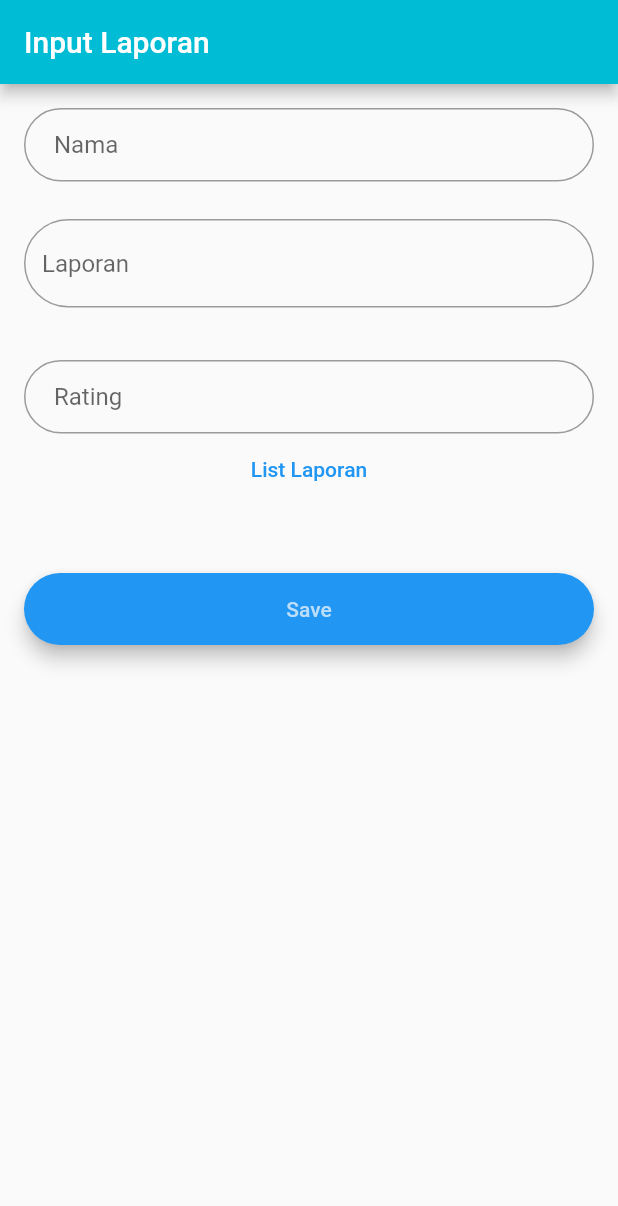
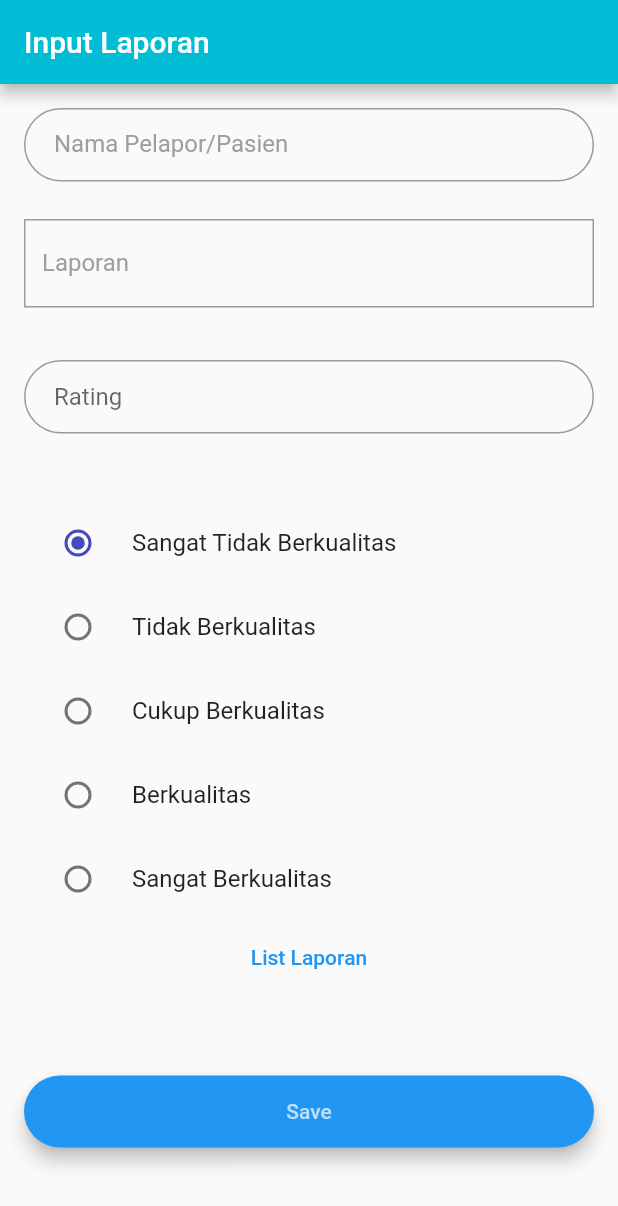
Before and after one commit to suluharwani/sipemas-android, a Flutter app: the AddPage screen opened directly, on a phone screen of 412 x 824 dp. Shown: the top 1206 px of the screen. Run offline on Flutter 3.47's test engine with Material 2 defaults, Android fonts, the phone set to English and light mode, and no system bars; our stand-ins replace bloc, cached_network_image, cloud_firestore, file_picker, firebase_auth, firebase_core and 6 more; missing offline and left inert: flutter_facebook_auth, the_apple_sign_in; accounts and stored records are empty.

```diff
--- a/lib/ui/page/addpage.dart
+++ b/lib/ui/page/addpage.dart
@@ -1,14 +1,12 @@
 import 'package:firebase_auth/firebase_auth.dart';
-import 'package:flutter/physics.dart';
+import 'package:flutter/material.dart';
 import 'package:flutter_login_screen/ui/page/listpage.dart';
-import 'package:flutter/material.dart';
+
 // import '../../model/user.dart';
 import '../../services/firebase_crud.dart';
 
-class AddPage extends StatefulWidget{
-
-
-@override
+class AddPage extends StatefulWidget {
+  @override
   State<StatefulWidget> createState() {
     // TODO: implement createState
     return _AddPage();
@@ -44,23 +42,26 @@ class _AddPage extends State<AddPage> {
   final GlobalKey<FormState> _formKey = GlobalKey<FormState>();
   void initState() {
     // TODO: implement initState
-    _laporan_nama.value =
-        TextEditingValue(text: user!.displayName.toString());
+    _laporan_nama.value = TextEditingValue(text: user!.displayName.toString());
   }
+
   @override
   Widget build(BuildContext context) {
     print(user);
     final nameField = TextFormField(
         controller: _laporan_nama,
-
         readOnly: false,
         autofocus: false,
         decoration: InputDecoration(
             contentPadding: const EdgeInsets.fromLTRB(20.0, 15.0, 20.0, 15.0),
-            hintText: "Nama",
+            hintText: "Nama Pelapor/Pasien",
+            labelText: "Nama Pelapor/Pasien",
+            labelStyle: TextStyle(
+              color: Colors.grey,
+            ),
             border:
                 OutlineInputBorder(borderRadius: BorderRadius.circular(32.0))));
-    final positionField = TextFormField(
+    final laporanField = TextFormField(
         controller: _laporan_pengaduan,
         autofocus: false,
         validator: (value) {
@@ -72,8 +73,12 @@ class _AddPage extends State<AddPage> {
             // contentPadding: const EdgeInsets.fromLTRB(20.0, 15.0, 20.0, 15.0),
 
             hintText: "Laporan",
+            labelText: "Laporan",
+            labelStyle: TextStyle(
+              color: Colors.grey,
+            ),
             border:
-                OutlineInputBorder(borderRadius: BorderRadius.circular(32.0))));
+                OutlineInputBorder(borderRadius: BorderRadius.circular(0.0))));
     final contactField = TextFormField(
         controller: _laporan_rating,
         autofocus: false,
@@ -110,9 +115,9 @@ class _AddPage extends State<AddPage> {
         onPressed: () async {
           if (_formKey.currentState!.validate()) {
             var response = await FirebaseCrud.addLaporan(
-
                 nama: _laporan_nama.text,
                 pengaduan: _laporan_pengaduan.text,
+                // rating: _laporan_rating.text,
                 rating: _laporan_rating.text,
                 iduser: user!.uid,
                 jenis_kelamin: 'L',
@@ -159,18 +164,19 @@ class _AddPage extends State<AddPage> {
               key: _formKey,
               child: Padding(
                 padding: const EdgeInsets.all(16.0),
-
                 child: Column(
                   crossAxisAlignment: CrossAxisAlignment.center,
                   mainAxisAlignment: MainAxisAlignment.center,
                   children: <Widget>[
                     nameField,
                     const SizedBox(height: 25.0),
-                    positionField,
+                    laporanField,
                     const SizedBox(height: 35.0),
                     contactField,
+                    const SizedBox(height: 45.0),
+                    RadioListRating(),
                     viewListbutton,
-                    const SizedBox(height: 45.0),
+                    const SizedBox(height: 55.0),
                     SaveButon,
                     const SizedBox(height: 15.0),
                   ],
@@ -183,3 +189,74 @@ class _AddPage extends State<AddPage> {
     );
   }
 }
+
+enum RatingLayanan { R0, R1, R2, R3, R4 }
+
+class RadioListRating extends StatefulWidget {
+  const RadioListRating({super.key});
+
+  @override
+  State<RadioListRating> createState() => _RadioListRatingState();
+}
+
+class _RadioListRatingState extends State<RadioListRating> {
+  RatingLayanan? _character = RatingLayanan.R0;
+
+  @override
+  Widget build(BuildContext context) {
+    return SingleChildScrollView(
+      child: Column(children: <Widget>[
+        RadioListTile<RatingLayanan>(
+          title: const Text('Sangat Tidak Berkualitas'),
+          value: RatingLayanan.R0,
+          groupValue: _character,
+          onChanged: (RatingLayanan? value) {
+            setState(() {
+              _character = value;
+            });
+          },
+        ),
+        RadioListTile<RatingLayanan>(
+          title: const Text('Tidak Berkualitas'),
+          value: RatingLayanan.R1,
+          groupValue: _character,
+          onChanged: (RatingLayanan? value) {
+            setState(() {
+              _character = value;
+            });
+          },
+        ),
+        RadioListTile<RatingLayanan>(
+          title: const Text('Cukup Berkualitas'),
+          value: RatingLayanan.R2,
+          groupValue: _character,
+          onChanged: (RatingLayanan? value) {
+            setState(() {
+              _character = value;
+            });
+          },
+        ),
+        RadioListTile<RatingLayanan>(
+          title: const Text('Berkualitas'),
+          value: RatingLayanan.R3,
+          groupValue: _character,
+          onChanged: (RatingLayanan? value) {
+            setState(() {
+              _character = value;
+            });
+          },
+        ),
+        RadioListTile<RatingLayanan>(
+          title: const Text('Sangat Berkualitas'),
+          value: RatingLayanan.R4,
+          groupValue: _character,
+          onChanged: (RatingLayanan? value) {
+            setState(() {
+              _character = value;
+            });
+          },
+        ),
+      ]),
+    );
+  }
+}
```
Also changed, not shown: lib/ui/auth/onBoarding/data.dart (+11 -14 lines), lib/ui/home/home_screen.dart (+3 -6 lines).
